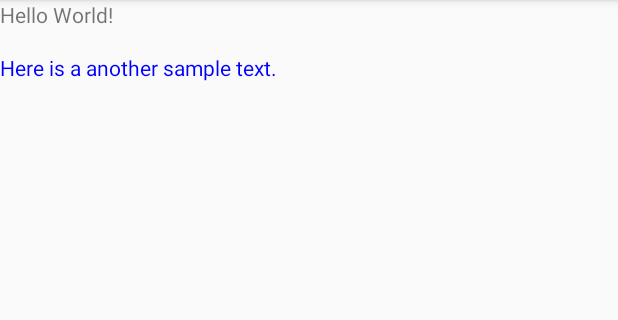
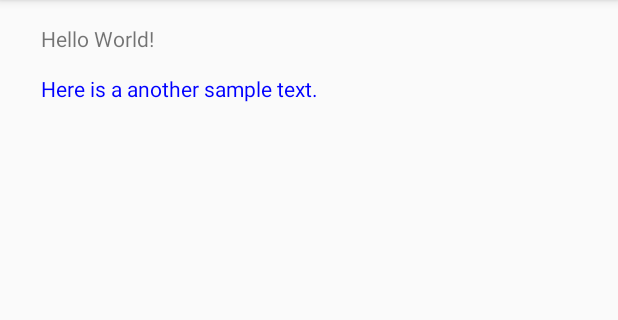
Before and after one commit to Gitvalt/androidDevelopment, an Android app: the screen it shows after launch (MainActivity), on a phone screen of 412 x 824 dp, the part 84-404 px from its top. Run offline under Robolectric (Android 15) with nearby library versions, the phone set to English and light mode, and no system bars.

```diff
--- a/VeryFirstApp/app/src/main/res/layout-land/activity_main.xml
+++ b/VeryFirstApp/app/src/main/res/layout-land/activity_main.xml
@@ -13,6 +13,8 @@
         app:layout_constraintBottom_toBottomOf="parent"
         app:layout_constraintLeft_toLeftOf="parent"
         app:layout_constraintRight_toRightOf="parent"
-        app:layout_constraintTop_toTopOf="parent" />
+        app:layout_constraintTop_toTopOf="parent"
+        app:layout_constraintHorizontal_bias="0.035"
+        app:layout_constraintVertical_bias="0.054" />
 
 </android.support.constraint.ConstraintLayout>
--- a/VeryFirstApp/app/src/main/res/layout/activity_main.xml
+++ b/VeryFirstApp/app/src/main/res/layout/activity_main.xml
@@ -11,16 +11,20 @@
         android:layout_width="wrap_content"
         android:layout_height="wrap_content"
         android:text="@string/helloworld_vertical"
- />
+        android:layout_marginLeft="27dp"
+        app:layout_constraintLeft_toLeftOf="parent"
+        app:layout_constraintTop_toTopOf="parent"
+        android:layout_marginTop="16dp" />
 
     <TextView
         android:layout_width="wrap_content"
         android:layout_height="wrap_content"
         android:text="@string/another_string"
-        android:layout_marginTop="16dp"
+        android:layout_marginTop="14dp"
         android:textColor="@color/blue"
         app:layout_constraintTop_toBottomOf="@id/textView"
-        />
+        android:layout_marginLeft="27dp"
+        app:layout_constraintLeft_toLeftOf="parent" />
 
 
 </android.support.constraint.ConstraintLayout>
```
Also changed, not shown: 14 other files.
